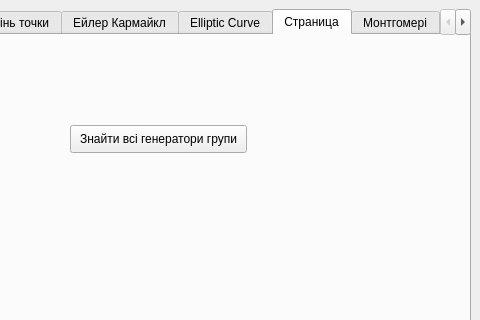
First picture: the form in LabGA_UI/mainwindow.ui, repository alekseykondus/LabGeneralAlgebra, before the edit; both pictures show x 320 to 800 and y 0 to 320 of the 800 by 600 pixel window.
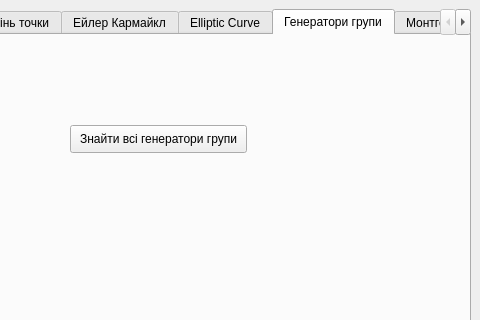
Second picture: the form after the edit. The open tabs and pages were chosen to show the change.

Patch:
```diff
--- a/LabGA_UI/mainwindow.ui
+++ b/LabGA_UI/mainwindow.ui
@@ -668,7 +668,7 @@
       </widget>
       <widget class="QWidget" name="tab_6">
        <attribute name="title">
-        <string>Страница</string>
+        <string>Генератори групи</string>
        </attribute>
        <widget class="QLabel" name="label_23">
         <property name="geometry">
```
Left out of the diff: 2 changed lines with no effect on the pictures.
